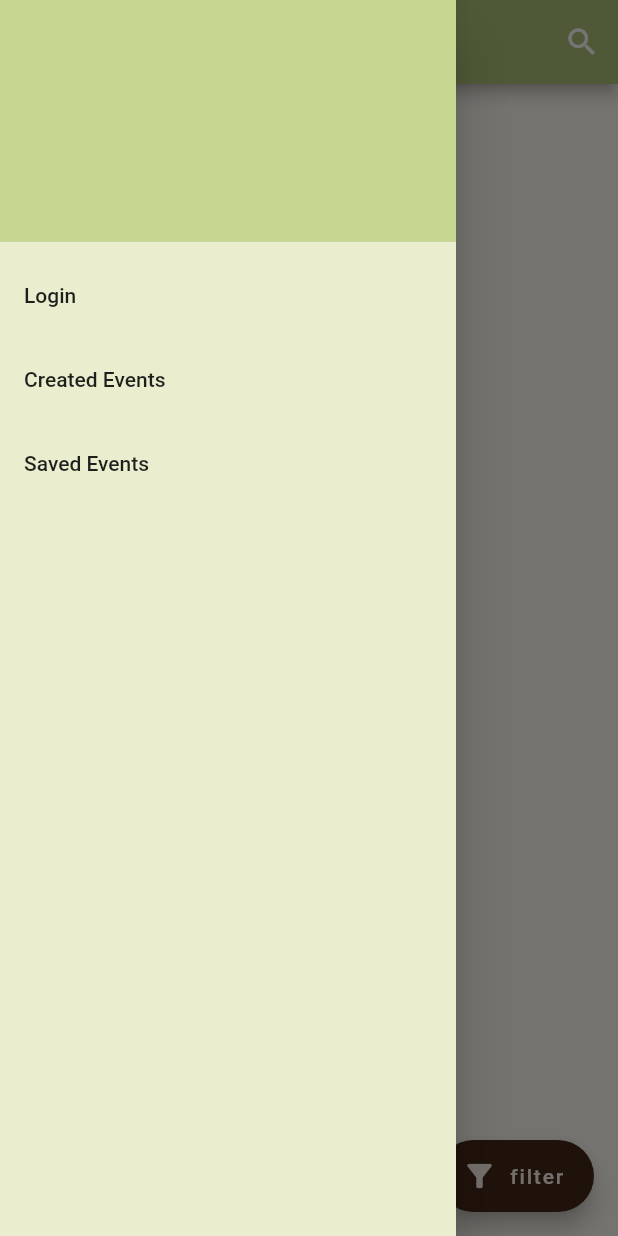
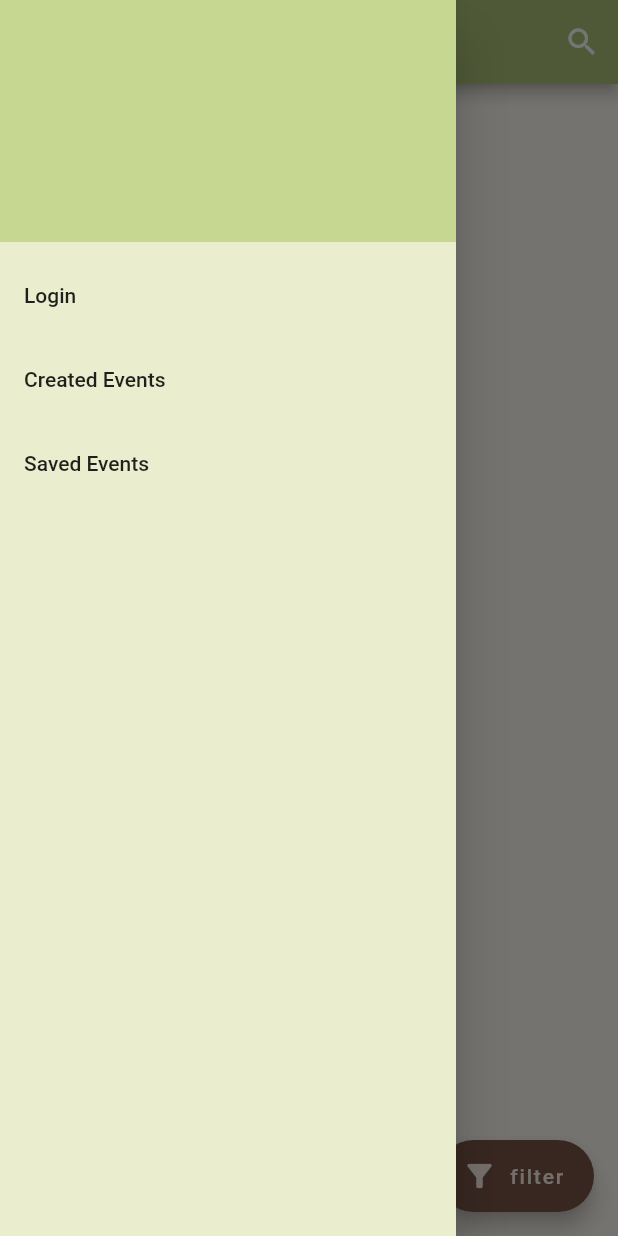
Before and after one commit to YukiHinana/GTEvents, a Flutter app: the screen it shows after launch, with the side drawer open, on a phone screen of 412 x 824 dp. Run offline on Flutter 3.47's test engine with Material 2 defaults, Android fonts, the phone set to English and light mode, and no system bars; drawn by our look-alikes of pull_to_refresh; our stand-ins replace dio, flutter_redux, go_router, image_cropper, image_picker, redux and 1 more; network calls fail; Roboto replaces fonts that are missing (Georgia, San Francisco).

Commit message:
filter remember selected

```diff
--- a/frontend/lib/component/eventMenu.dart
+++ b/frontend/lib/component/eventMenu.dart
@@ -20,9 +20,6 @@ class _EventMenu extends State<EventMenu> {
   Option? selectedOption;
 
   Future<http.Response> sendDeleteEventRequest(String? token) async {
-    // if (token == null) {
-    //   return null;
-    // }
     var response = await http.delete(
       Uri.parse('${Config.baseURL}/events/events/${widget.eventId}'),
       headers: {
--- a/frontend/lib/eventDetailPage.dart
+++ b/frontend/lib/eventDetailPage.dart
@@ -138,13 +138,11 @@ Widget showEventDetails(String eventTitle, String eventDate,
 
 DateTime date = DateTime.now();
 class _EventDetailPageState extends State<EventDetailPage> {
-  // bool isSaved = false;
   late Event event;
   List<Tag> tagList = [];
 
   @override
   Widget build(BuildContext context) {
-    // print(tagList);
     return Scaffold(
       appBar: AppBar(
         title: const Text("Event Content"),
--- a/frontend/lib/eventsPage.dart
+++ b/frontend/lib/eventsPage.dart
@@ -50,14 +50,12 @@ class _EventsPage extends State<EventsPage> {
     Map newTagMap = <int, List<Tag>>{};
     var response;
     if (eventTypeTagSelectState.isEmpty && degreeTagSelectState.isEmpty) {
-      print('${Config.baseURL}/events/events/sort/event-date?pageNumber=$pageNumber&pageSize=$_PAGE_SIZE');
       response = await http.get(
         Uri.parse(
             '${Config.baseURL}/events/events/sort/event-date?pageNumber=$pageNumber&pageSize=$_PAGE_SIZE'),
         headers: {"Content-Type": "application/json"},
       );
     } else {
-      print("filter");
       response = await doFilter(eventTypeTagSelectState, degreeTagSelectState, pageNumber, _PAGE_SIZE);
     }
     if (response.statusCode == 200) {
--- a/frontend/lib/homeScreen.dart
+++ b/frontend/lib/homeScreen.dart
@@ -21,6 +21,12 @@ class HomeScreen extends StatefulWidget {
 }
 
 class _HomeScreenState extends State<HomeScreen> {
+  int filterLen = 0;
+
+  int calculateSelectedFilterNum(List<int> eventTypeTagSelectState,
+      List<int> degreeTagSelectState) {
+    return eventTypeTagSelectState.length + degreeTagSelectState.length;
+  }
 
   @override
   void initState() {
@@ -44,18 +50,29 @@ class _HomeScreenState extends State<HomeScreen> {
         ],
       ),
       floatingActionButton: FloatingActionButton.extended(
-          onPressed: () {
-            context.push("/events/filter");
-          },
-          label: const Text("filter", style: TextStyle(color: Color(0xfffcf3ea)),),
-          icon: const Icon(Icons.filter_list_alt, color: Color(0xfffcf3ea),),
+        backgroundColor: calculateSelectedFilterNum(
+            StoreProvider.of<AppState>(context).state.filterData.eventTypeTagSelectState,
+            StoreProvider.of<AppState>(context).state.filterData.degreeTagSelectState)
+            == 0 ? Colors.brown : const Color(0xff432818),
+        onPressed: () {
+          context.push("/events/filter");
+        },
+        label: calculateSelectedFilterNum(
+            StoreProvider.of<AppState>(context).state.filterData.eventTypeTagSelectState,
+            StoreProvider.of<AppState>(context).state.filterData.degreeTagSelectState) == 0
+            ? const Text("filter", style: TextStyle(color: Color(0xfffcf3ea)),)
+            : Text("filter (${calculateSelectedFilterNum(
+            StoreProvider.of<AppState>(context).state.filterData.eventTypeTagSelectState,
+            StoreProvider.of<AppState>(context).state.filterData.degreeTagSelectState)})",
+          style: const TextStyle(color: Color(0xfffcf3ea)),),
+        icon: const Icon(Icons.filter_list_alt, color: Color(0xfffcf3ea),),
       ),
       body: StoreConnector<AppState, AppState>(
         converter: (store) {
           return store.state;
         },
         builder: (context, appState) {
-          return EventsPage();
+          return const EventsPage();
         },
       ),
       drawer: const UserSideBar(),
--- a/frontend/lib/login.dart
+++ b/frontend/lib/login.dart
@@ -26,14 +26,12 @@ class MyLoginPage extends StatefulWidget {
   State<MyLoginPage> createState() => _MyLoginPageState();
 }
 
-//Login Page State controllers
 class _MyLoginPageState extends State<MyLoginPage> {
   late FocusNode focusNode;
   late TextEditingController _usernameController;
   late TextEditingController _passwordController;
   final Future<SharedPreferences> _prefs = SharedPreferences.getInstance();
 
-  //login request variables
   Future<http.Response> sendLoginRequest() async {
     var loginData = json.encode(
         {
--- a/frontend/lib/searchPage.dart
+++ b/frontend/lib/searchPage.dart
@@ -1,13 +1,7 @@
 
 import 'package:flutter/material.dart';
-import 'package:flutter_redux/flutter_redux.dart';
-import 'package:go_router/go_router.dart';
 
 
-import 'config.dart';
-import 'eventsPage.dart';
-
-// Search Page
 class SearchPage extends StatefulWidget {
   const SearchPage({super.key});
 
```
Also changed, not shown: frontend/lib/component/eventTile.dart (+0 -8 lines), frontend/lib/component/filter.dart (+6 -10 lines), frontend/lib/signup.dart (+3 -12 lines), frontend/lib/takePhotoPage.dart (deleted, +0 -139 lines).
